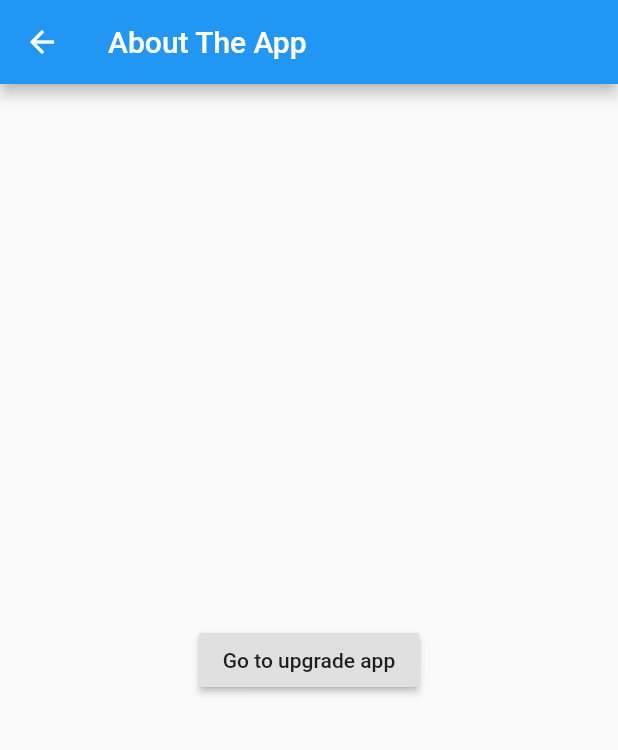
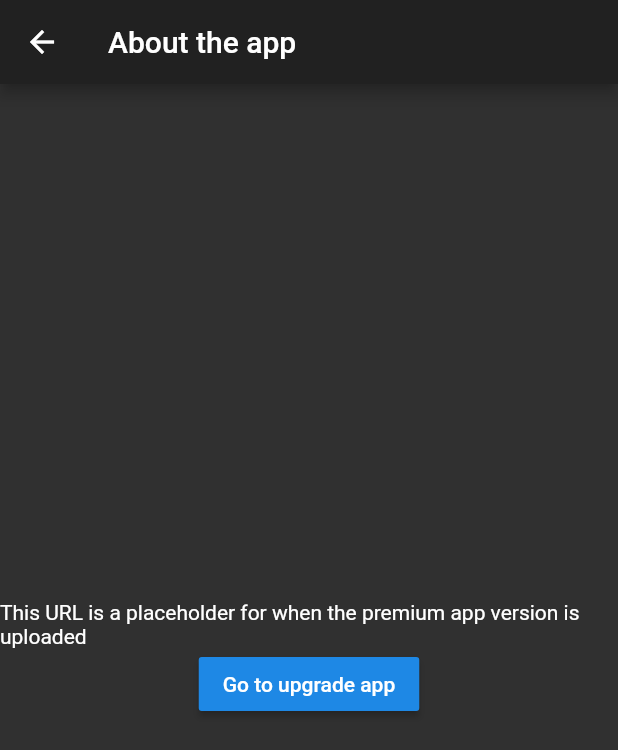
Before and after one commit to Nucl3arSn3k/Tinnitusapp, a Flutter app: the AboutTheApp screen opened directly, after a tap on "Go to upgrade app", on a phone screen of 412 x 824 dp. Shown: the top 750 px of the screen. Run offline on Flutter 3.47's test engine with Material 2 defaults, Android fonts, the phone set to English and light mode, and no system bars; our stand-ins replace audioplayers, firebase_analytics, shared_preferences; accounts and stored records are empty.

Commit message:
Changed app theme,fixed error with audio on launch
So,I fixed a error the audio library gave me on debugging by changing the SDK version. I also changed the way widgets are acessed in the aboutheapp page,probably going to update other menu pages likewise. I also changed the theme so it's less patchwork.

```diff
--- a/lib/UI/abouttheapp.dart
+++ b/lib/UI/abouttheapp.dart
@@ -10,23 +10,27 @@ class AboutTheApp extends StatefulWidget {
 
 class _Abouttheappstate extends State<AboutTheApp> {
   Widget build(BuildContext context) {
-    return new Scaffold(
-      appBar: new AppBar(
-        title: new Text('About The App'),
+    return Scaffold(
+        appBar: AppBar(
+          title: Text('About the app'),
         ),
-      body: new Container(
-        child: Center(
-        //child: Text('upgrade app'),
-        child: RaisedButton(
+        body: Center(
+          child: Column(
+          mainAxisAlignment: MainAxisAlignment.center,
+          crossAxisAlignment: CrossAxisAlignment.center,
+          children: <Widget>[
+            Text('This URL is a placeholder for when the premium app version is uploaded'),
+            RaisedButton(
               onPressed: _launchURL,
-          child: new Text('Go to upgrade app'),
+              child: Text('Go to upgrade app'),
             ),
-      )
-      ),
-    );
+          ],
+        )));
   }
+
   _launchURL() async {
-  const url = 'https://flutter.dev';
+    const url =
+        'https://play.google.com/store/apps/details?id=com.google.android.wearable.app&hl=en_US';
     if (await canLaunch(url)) {
       await launch(url);
     } else {
--- a/lib/main.dart
+++ b/lib/main.dart
@@ -24,6 +24,7 @@ class MyApp extends StatelessWidget {
       title: 'Own The Tone',
       theme: ThemeData(
         primarySwatch: Colors.blue,
+        brightness: Brightness.dark,
       ),
       initialRoute:
           seen == false || seen == null ? "/intro_route" : "/audio_selection",
```
Also changed, not shown: 2 other files. Lines whose indentation alone changed are shown as unchanged.
